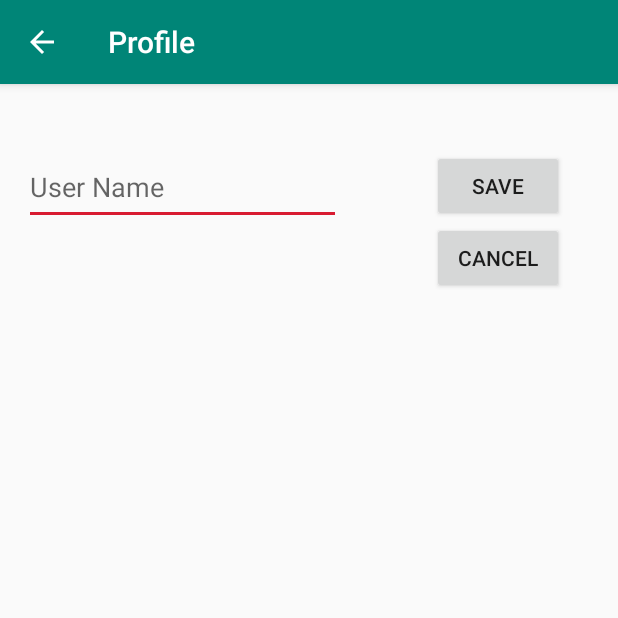
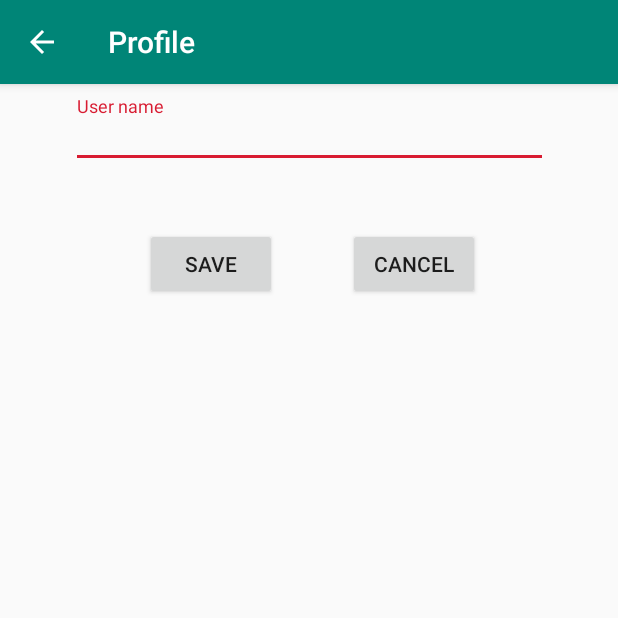
Before and after one commit to Pedromatos98/Quizz, an Android app: the screen it shows after launch (Perfil), after a tap on "PROFILE", on a phone screen of 412 x 824 dp, the top half of it. Run offline under Robolectric (Android 15) with nearby library versions, the phone set to English and light mode, and no system bars.

Commit message:
semana 3 (página de eliminar adicionada, alteração para textInputLayouts)

```diff
--- a/app/src/main/res/layout/content_perfil.xml
+++ b/app/src/main/res/layout/content_perfil.xml
@@ -8,40 +8,50 @@
     tools:context=".Perfil"
     tools:showIn="@layout/activity_perfil">
 
-    <EditText
-        android:id="@+id/editText"
-        android:layout_width="211dp"
-        android:layout_height="50dp"
-        android:layout_marginStart="16dp"
-        android:layout_marginLeft="16dp"
-        android:layout_marginTop="44dp"
-        android:ems="10"
-        android:hint="@string/user_name"
-        android:inputType="textPersonName"
-        app:layout_constraintStart_toStartOf="parent"
-        app:layout_constraintTop_toTopOf="parent" />
-
     <Button
         android:id="@+id/Savebutton"
         android:layout_width="wrap_content"
         android:layout_height="wrap_content"
-        android:layout_marginTop="44dp"
-        android:layout_marginEnd="36dp"
-        android:layout_marginRight="36dp"
+        android:layout_marginStart="8dp"
+        android:layout_marginLeft="8dp"
+        android:layout_marginTop="96dp"
+        android:layout_marginEnd="8dp"
+        android:layout_marginRight="8dp"
         android:onClick="guardar"
         android:text="@string/save"
-        app:layout_constraintEnd_toEndOf="parent"
+        app:layout_constraintEnd_toStartOf="@+id/button"
+        app:layout_constraintHorizontal_bias="0.692"
+        app:layout_constraintStart_toStartOf="parent"
         app:layout_constraintTop_toTopOf="parent" />
 
     <Button
         android:id="@+id/button"
         android:layout_width="wrap_content"
         android:layout_height="wrap_content"
-        android:layout_marginTop="92dp"
-        android:layout_marginEnd="36dp"
-        android:layout_marginRight="36dp"
+        android:layout_marginTop="96dp"
+        android:layout_marginEnd="92dp"
+        android:layout_marginRight="92dp"
         android:onClick="cancel"
         android:text="@string/cancel"
         app:layout_constraintEnd_toEndOf="parent"
         app:layout_constraintTop_toTopOf="parent" />
+
+    <com.google.android.material.textfield.TextInputLayout
+        android:layout_width="318dp"
+        android:layout_height="48dp"
+        android:layout_marginStart="8dp"
+        android:layout_marginLeft="8dp"
+        android:layout_marginTop="8dp"
+        android:layout_marginEnd="8dp"
+        android:layout_marginRight="8dp"
+        app:layout_constraintEnd_toEndOf="parent"
+        app:layout_constraintStart_toStartOf="parent"
+        app:layout_constraintTop_toTopOf="parent">
+
+        <com.google.android.material.textfield.TextInputEditText
+            android:id="@+id/EditTextUtilizador"
+            android:layout_width="match_parent"
+            android:layout_height="wrap_content"
+            android:hint="@string/user_name1" />
+    </com.google.android.material.textfield.TextInputLayout>
 </androidx.constraintlayout.widget.ConstraintLayout>
```
Also changed, not shown: app/src/main/AndroidManifest.xml (+13 -0 lines), app/src/main/java/pt/ipg/trabalho/MainActivity.java (+8 -3 lines), app/src/main/java/pt/ipg/trabalho/Perfil.java (+4 -3 lines), app/src/main/res/layout/content_main.xml (+15 -0 lines), app/src/main/res/values/strings.xml (+11 -1 lines), 1 other file.
